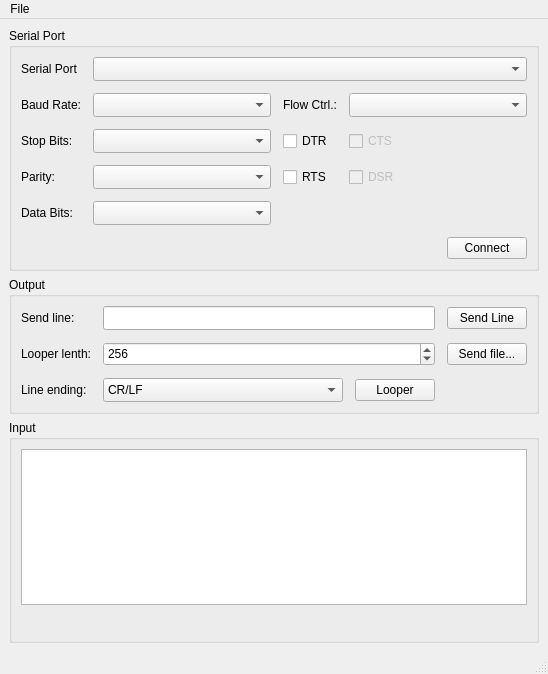
britus/VSPDriver, file VSPDriverTester/mainwindow.ui: the form before one commit.
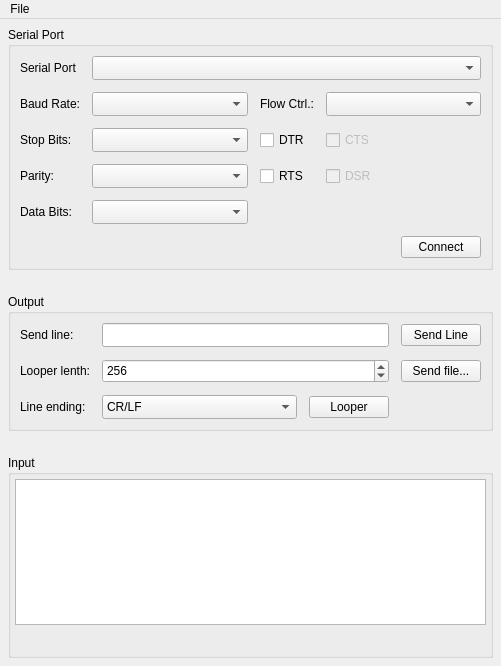
The form after the commit.

```diff
--- a/VSPDriverTester/mainwindow.ui
+++ b/VSPDriverTester/mainwindow.ui
@@ -6,8 +6,8 @@
    <rect>
     <x>0</x>
     <y>0</y>
-    <width>548</width>
-    <height>674</height>
+    <width>501</width>
+    <height>666</height>
    </rect>
   </property>
   <property name="windowTitle">
@@ -15,8 +15,29 @@
   </property>
   <widget class="QWidget" name="centralwidget">
    <layout class="QVBoxLayout" name="verticalLayout">
+    <property name="spacing">
+     <number>24</number>
+    </property>
+    <property name="leftMargin">
+     <number>8</number>
+    </property>
+    <property name="topMargin">
+     <number>8</number>
+    </property>
+    <property name="rightMargin">
+     <number>8</number>
+    </property>
+    <property name="bottomMargin">
+     <number>8</number>
+    </property>
     <item>
-     <widget class="QGroupBox" name="gbxVedProxy">
+     <widget class="QGroupBox" name="gbxSerialPort">
+      <property name="sizePolicy">
+       <sizepolicy hsizetype="Preferred" vsizetype="Fixed">
+        <horstretch>0</horstretch>
+        <verstretch>0</verstretch>
+       </sizepolicy>
+      </property>
       <property name="title">
        <string>Serial Port</string>
       </property>
@@ -278,6 +299,12 @@
     </item>
     <item>
      <widget class="QGroupBox" name="gbxOutput">
+      <property name="sizePolicy">
+       <sizepolicy hsizetype="Preferred" vsizetype="Fixed">
+        <horstretch>0</horstretch>
+        <verstretch>0</verstretch>
+       </sizepolicy>
+      </property>
       <property name="title">
        <string>Output</string>
       </property>
@@ -427,14 +454,32 @@
     </item>
     <item>
      <widget class="QGroupBox" name="gbxInput">
+      <property name="sizePolicy">
+       <sizepolicy hsizetype="Preferred" vsizetype="Expanding">
+        <horstretch>0</horstretch>
+        <verstretch>0</verstretch>
+       </sizepolicy>
+      </property>
       <property name="title">
        <string>Input</string>
       </property>
-      <layout class="QGridLayout" name="gridLayout_3">
+      <layout class="QVBoxLayout" name="verticalLayout_2">
        <property name="spacing">
         <number>12</number>
        </property>
-       <item row="0" column="0">
+       <property name="leftMargin">
+        <number>4</number>
+       </property>
+       <property name="topMargin">
+        <number>4</number>
+       </property>
+       <property name="rightMargin">
+        <number>4</number>
+       </property>
+       <property name="bottomMargin">
+        <number>4</number>
+       </property>
+       <item>
         <widget class="QPlainTextEdit" name="txInputView">
          <property name="tabChangesFocus">
           <bool>true</bool>
@@ -453,7 +498,7 @@
          </property>
         </widget>
        </item>
-       <item row="1" column="0">
+       <item>
         <widget class="QLabel" name="txOutputInfo">
          <property name="text">
           <string/>
@@ -470,7 +515,7 @@
     <rect>
      <x>0</x>
      <y>0</y>
-     <width>548</width>
+     <width>501</width>
      <height>24</height>
     </rect>
    </property>
@@ -482,7 +527,6 @@
    </widget>
    <addaction name="menuFile"/>
   </widget>
-  <widget class="QStatusBar" name="statusbar"/>
   <action name="actionQuit">
    <property name="text">
     <string>Quit</string>
```
